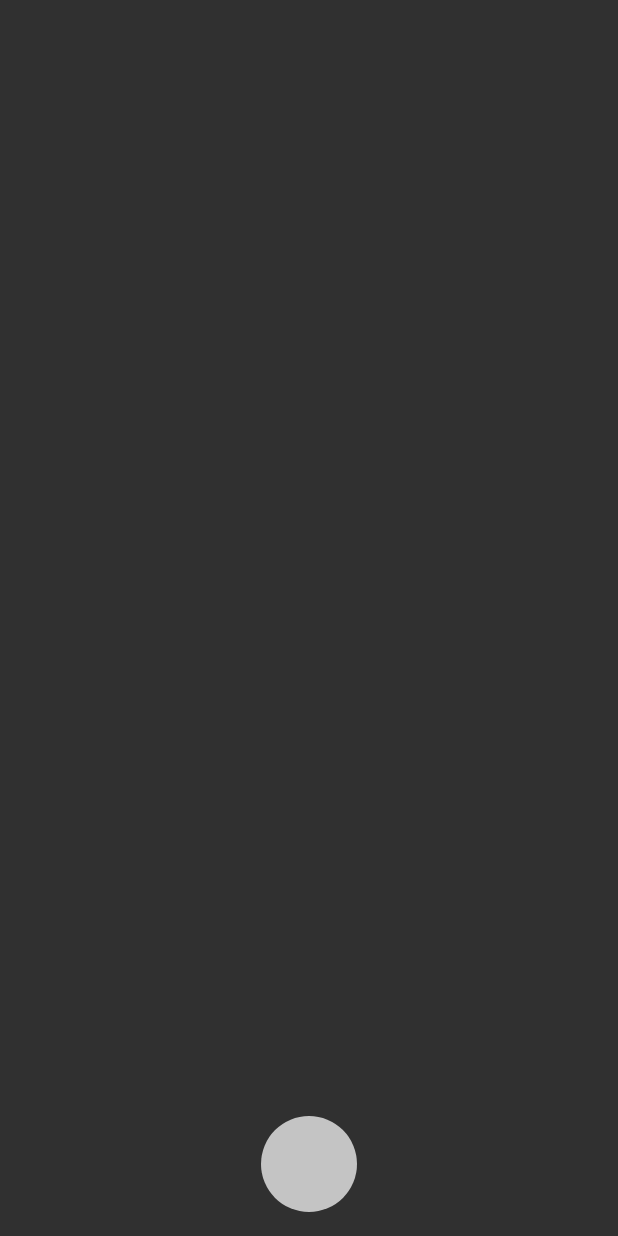
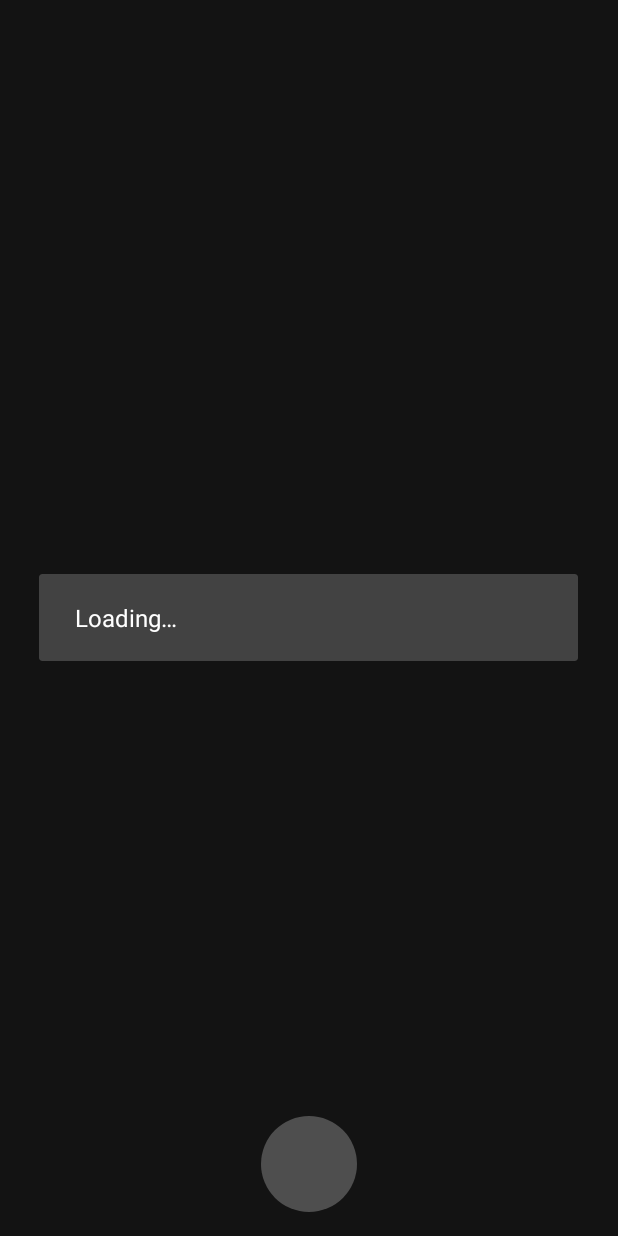
Before and after one commit to ivigns/mipt-abbyy-android, an Android app: the fragment NoteFragment placed in its activity, after a tap on an icon or button, on a phone screen of 412 x 824 dp. Run offline under Robolectric (Android 15) with nearby library versions, the phone set to English and light mode, and no system bars; our stand-ins replace Picasso; libraries missing offline, so code that uses them is left out: androidx.camera.core, androidx.camera.view; plain views replace CameraView; 4 statements that could not run were skipped.

Commit message:
Add loading popup after taking picture and scroll text

```diff
--- a/android-project/app/src/main/java/com/github/ivigns/abbyy/android/CameraActivity.kt
+++ b/android-project/app/src/main/java/com/github/ivigns/abbyy/android/CameraActivity.kt
@@ -2,6 +2,7 @@ package com.github.ivigns.abbyy.android
 
 import android.Manifest
 import android.app.Activity
+import android.app.AlertDialog
 import android.content.Intent
 import android.content.pm.PackageManager
 import android.net.Uri
@@ -27,6 +28,7 @@ class CameraActivity : AppCompatActivity() {
     }
 
     var cameraView: CameraView? = null
+    var popupLoading: AlertDialog? = null
     var job: Job? = null
 
     override fun onCreate(savedInstanceState: Bundle?) {
@@ -96,10 +98,12 @@ class CameraActivity : AppCompatActivity() {
             object: ImageCapture.OnImageSavedCallback {
                 override fun onImageSaved(outputFileResults: ImageCapture.OutputFileResults) {
                     job = GlobalScope.launch(Dispatchers.Main) {
-                        insertNoteTask(imageToText(file) ?: "Empty note", file.absolutePath)?.let {
+                        val text = imageToText(file) ?: getString(R.string.empty_note)
+                        insertNoteTask(text, file.absolutePath)?.let {
                             val intent = Intent().putExtra(NoteFragment.NOTE_ID, it)
                             setResult(Activity.RESULT_OK, intent)
                         }
+                        popupLoading?.dismiss()
                         finish()
                     }
                 }
@@ -108,6 +112,9 @@ class CameraActivity : AppCompatActivity() {
                 }
             }
         )
+        popupLoading = AlertDialog.Builder(this@CameraActivity)
+            .setMessage(R.string.popup_loading)
+            .show()
     }
 
     private fun generatePictureFile() = File(filesDir, UUID.randomUUID().toString())
@@ -119,5 +126,6 @@ class CameraActivity : AppCompatActivity() {
     override fun onDestroy() {
         super.onDestroy()
         job?.cancel()
+        popupLoading?.dismiss()
     }
 }
--- a/android-project/app/src/main/java/com/github/ivigns/abbyy/android/NoteFragment.kt
+++ b/android-project/app/src/main/java/com/github/ivigns/abbyy/android/NoteFragment.kt
@@ -3,6 +3,7 @@ package com.github.ivigns.abbyy.android
 import android.app.Activity
 import android.content.Intent
 import android.os.Bundle
+import android.text.method.ScrollingMovementMethod
 import android.view.LayoutInflater
 import android.view.View
 import android.view.ViewGroup
@@ -40,6 +41,7 @@ class NoteFragment : Fragment() {
                     startActivityForResult(intent, Activity.RESULT_FIRST_USER)
                 }
                 view.noteText.text = note.text
+                view.noteText.movementMethod = ScrollingMovementMethod()
                 Picasso.with(context).load(File(note.drawablePath)).fit().centerInside().into(view.noteImage)
                 view.noteImage.contentDescription = note.text
             }
--- a/android-project/app/src/main/res/layout-land/note_detailed_view.xml
+++ b/android-project/app/src/main/res/layout-land/note_detailed_view.xml
@@ -31,6 +31,7 @@
         android:layout_marginTop="@dimen/regularMargin"
         android:layout_marginBottom="@dimen/regularMargin"
         android:text=""
-        android:layout_weight="@integer/textWeightHorizontalPreview"/>
+        android:layout_weight="@integer/textWeightHorizontalPreview"
+        android:scrollbars = "vertical"/>
 
 </LinearLayout>
--- a/android-project/app/src/main/res/layout-sw600dp-land/note_detailed_view.xml
+++ b/android-project/app/src/main/res/layout-sw600dp-land/note_detailed_view.xml
@@ -25,8 +25,9 @@
         android:layout_width="match_parent"
         android:layout_marginLeft="@dimen/regularMargin"
         android:layout_marginRight="@dimen/regularMargin"
-        android:layout_marginBottom="@dimen/textBottomMarginDetailedVertical"
+        android:layout_marginBottom="@dimen/regularMargin"
         android:text=""
-        android:layout_weight="1"/>
+        android:layout_weight="1"
+        android:scrollbars = "vertical"/>
 
 </LinearLayout>
--- a/android-project/app/src/main/res/layout/note_detailed_view.xml
+++ b/android-project/app/src/main/res/layout/note_detailed_view.xml
@@ -25,8 +25,9 @@
         android:layout_width="match_parent"
         android:layout_marginLeft="@dimen/regularMargin"
         android:layout_marginRight="@dimen/regularMargin"
-        android:layout_marginBottom="@dimen/textBottomMarginDetailedVertical"
+        android:layout_marginBottom="@dimen/regularMargin"
         android:text=""
-        android:layout_weight="1"/>
+        android:layout_weight="1"
+        android:scrollbars = "vertical"/>
 
 </LinearLayout>
--- a/android-project/app/src/main/res/values/dimensions.xml
+++ b/android-project/app/src/main/res/values/dimensions.xml
@@ -5,7 +5,6 @@
     <dimen name="quarterRegularMargin">4dp</dimen>
     <dimen name="threeQuartersRegularMargin">12dp</dimen>
     <dimen name="zeroMargin">0dp</dimen>
-    <dimen name="textBottomMarginDetailedVertical">89dp</dimen>
 
     <dimen name="imageHeightPreview">96dp</dimen>
     <dimen name="imageWidthPreview">96dp</dimen>
--- a/android-project/app/src/main/res/values/strings.xml
+++ b/android-project/app/src/main/res/values/strings.xml
@@ -10,4 +10,6 @@
     <string name="popup_delete_confirm">Are you sure you want to delete the note?</string>
     <string name="yes">Yes</string>
     <string name="no">No</string>
+    <string name="empty_note">No text.</string>
+    <string name="popup_loading">Loading…</string>
 </resources>
```
